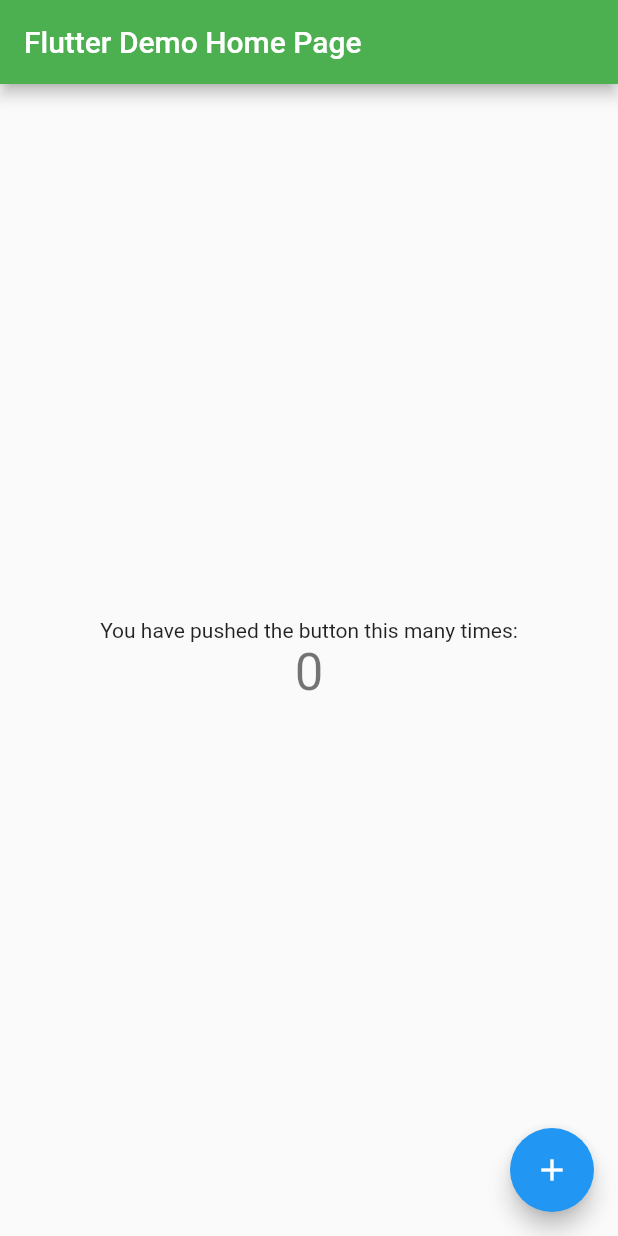
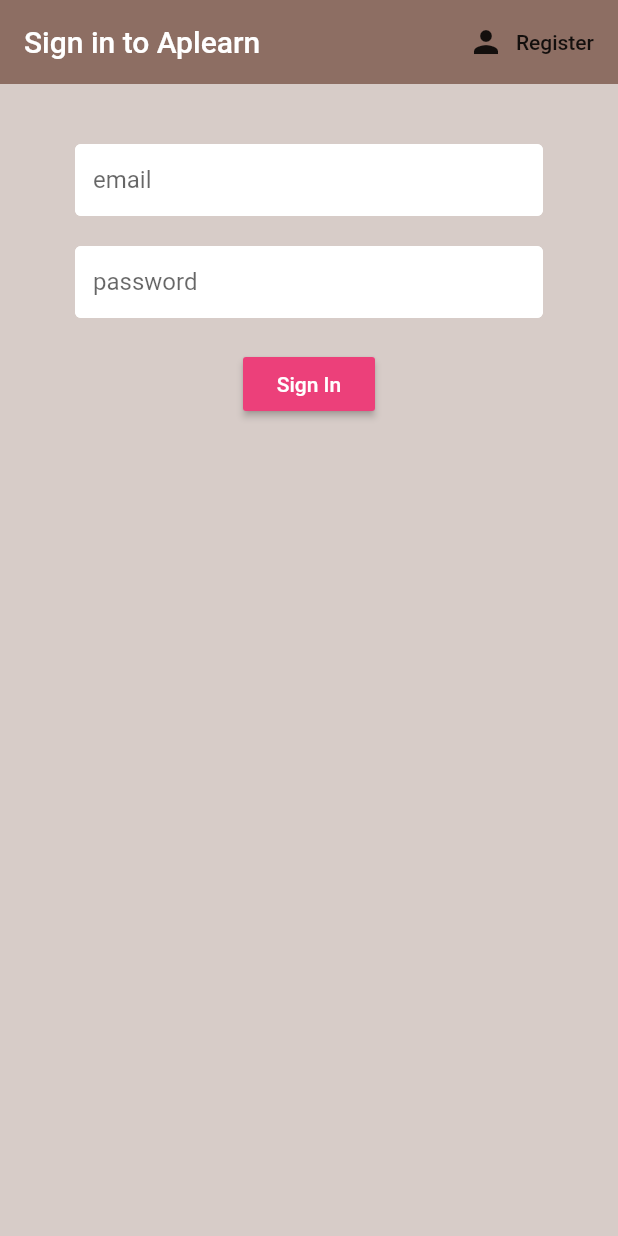
Before and after one commit to tua2542/Aplearn_Group14, a Flutter app: the screen it shows after launch, on a phone screen of 412 x 824 dp. Run offline on Flutter 3.47's test engine with Material 2 defaults, Android fonts, the phone set to English and light mode, and no system bars; our stand-ins replace cloud_firestore, firebase_auth, flutter_spinkit; accounts and stored records are empty.

Commit message:
[EDIT] Make the user authentication

```diff
--- a/lib/main.dart
+++ b/lib/main.dart
@@ -1,119 +1,20 @@
+import 'package:aplearn_group14/src/Models/user.dart';
+import 'package:aplearn_group14/src/Presenters/auth.dart';
+import 'package:aplearn_group14/src/wrapper.dart';
 import 'package:flutter/material.dart';
+import 'package:provider/provider.dart';
 
-void main() {
-  runApp(MyApp());
-}
+void main() => runApp(MyApp());
 
 class MyApp extends StatelessWidget {
   // This widget is the root of your application.
   @override
   Widget build(BuildContext context) {
-    return MaterialApp(
-      title: 'Flutter Demo',
-      theme: ThemeData(
-        // This is the theme of your application.
-        //
-        // Try running your application with "flutter run". You'll see the
-        // application has a blue toolbar. Then, without quitting the app, try
-        // changing the primarySwatch below to Colors.green and then invoke
-        // "hot reload" (press "r" in the console where you ran "flutter run",
-        // or simply save your changes to "hot reload" in a Flutter IDE).
-        // Notice that the counter didn't reset back to zero; the application
-        // is not restarted.
-        primarySwatch: Colors.blue,
-        // This makes the visual density adapt to the platform that you run
-        // the app on. For desktop platforms, the controls will be smaller and
-        // closer together (more dense) than on mobile platforms.
-        visualDensity: VisualDensity.adaptivePlatformDensity,
+    return StreamProvider<User>.value(
+      value: AuthService().user,
+      child: MaterialApp(
+        home: Wrapper(),
       ),
-      home: MyHomePage(title: 'Flutter Demo Home Page'),
     );
   }
 }
-
-class MyHomePage extends StatefulWidget {
-  MyHomePage({Key key, this.title}) : super(key: key);
-
-  // This widget is the home page of your application. It is stateful, meaning
-  // that it has a State object (defined below) that contains fields that affect
-  // how it looks.
-
-  // This class is the configuration for the state. It holds the values (in this
-  // case the title) provided by the parent (in this case the App widget) and
-  // used by the build method of the State. Fields in a Widget subclass are
-  // always marked "final".
-
-  final String title;
-
-  @override
-  _MyHomePageState createState() => _MyHomePageState();
-}
-
-class _MyHomePageState extends State<MyHomePage> {
-  int _counter = 0;
-
-  void _incrementCounter() {
-    setState(() {
-      // This call to setState tells the Flutter framework that something has
-      // changed in this State, which causes it to rerun the build method below
-      // so that the display can reflect the updated values. If we changed
-      // _counter without calling setState(), then the build method would not be
-      // called again, and so nothing would appear to happen.
-      _counter++;
-    });
-  }
-
-  @override
-  Widget build(BuildContext context) {
-    // This method is rerun every time setState is called, for instance as done
-    // by the _incrementCounter method above.
-    //
-    // The Flutter framework has been optimized to make rerunning build methods
-    // fast, so that you can just rebuild anything that needs updating rather
-    // than having to individually change instances of widgets.
-    return Scaffold(
-      appBar: AppBar(
-        // Here we take the value from the MyHomePage object that was created by
-        // the App.build method, and use it to set our appbar title.
-        title: Text(widget.title),
-        backgroundColor: Colors.green,
-      ),
-      body: Center(
-        // Center is a layout widget. It takes a single child and positions it
-        // in the middle of the parent.
-        child: Column(
-          // Column is also a layout widget. It takes a list of children and
-          // arranges them vertically. By default, it sizes itself to fit its
-          // children horizontally, and tries to be as tall as its parent.
-          //
-          // Invoke "debug painting" (press "p" in the console, choose the
-          // "Toggle Debug Paint" action from the Flutter Inspector in Android
-          // Studio, or the "Toggle Debug Paint" command in Visual Studio Code)
-          // to see the wireframe for each widget.
-          //
-          // Column has various properties to control how it sizes itself and
-          // how it positions its children. Here we use mainAxisAlignment to
-          // center the children vertically; the main axis here is the vertical
-          // axis because Columns are vertical (the cross axis would be
-          // horizontal).
-          mainAxisAlignment: MainAxisAlignment.center,
-          children: <Widget>[
-            Text(
-              'You have pushed the button this many times:',
-            ),
-            Text(
-              '$_counter',
-              style: Theme.of(context).textTheme.headline4,
-            ),
-          ],
-        ),
-      ),
-      floatingActionButton: FloatingActionButton(
-        onPressed: _incrementCounter,
-        tooltip: 'Increment',
-        child: Icon(Icons.add),
-
-      ), // This trailing comma makes auto-formatting nicer for build methods.
-    );
-  }
-}
--- /dev/null
+++ b/lib/src/Models/user.dart
@@ -0,0 +1,10 @@
+class User {
+
+  final String uid;
+  final String email;
+  final String firstname;
+  final String lastname;
+  final String occupation;
+
+  User({ this.uid, this.email, this.firstname, this.lastname, this.occupation});
+}
--- /dev/null
+++ b/lib/src/Presenters/database.dart
@@ -0,0 +1,43 @@
+import 'package:cloud_firestore/cloud_firestore.dart';
+// import 'package:lxnavigator/src/models/user.dart';
+
+class DatabaseService{
+
+   final String uid;
+
+
+  DatabaseService({this.uid });
+
+  // collection reference
+  final CollectionReference userCollection = Firestore.instance.collection('users');
+
+  Future updateUserData(String email, String firstname , String lastname , String occupation) async {
+     return await userCollection.document(uid).setData({
+       'uid' : uid,
+       'email': email,
+       'firstname': firstname,
+       'lastname': lastname,
+       'occupation': occupation,
+     });
+   }
+
+//user from snapshot
+// List<User> _userListFromSnapshot(QuerySnapshot snapshot){
+//   return snapshot.documents.map((doc){
+//     return User(
+//       email: doc.data['email'] ?? '',
+//       firstname: doc.data['firstname'] ?? '',
+//       lastname: doc.data['lastname'] ?? '',
+//       occupation: doc.data['occupation'] ?? '',
+
+//     );
+//   }).toList();
+// }
+
+// get user streams
+// Stream<List<User>> get users {
+//   return userCollection.snapshots()
+//   .map(_userListFromSnapshot);
+// }
+
+ }
--- /dev/null
+++ b/lib/src/Views/aunthenicate/aunthenicate.dart
@@ -0,0 +1,24 @@
+import 'package:aplearn_group14/src/Views/aunthenicate/register.dart';
+import 'package:aplearn_group14/src/Views/aunthenicate/sign_in.dart';
+import 'package:flutter/material.dart';
+
+class Authenticate extends StatefulWidget {
+  @override
+  _AuthenticateState createState() => _AuthenticateState();
+}
+
+class _AuthenticateState extends State<Authenticate> {
+  bool showSignIn = true;
+  void toggleView() {
+    setState(() => showSignIn = !showSignIn);
+  }
+
+  @override
+  Widget build(BuildContext context) {
+    if (showSignIn) {
+      return SignIn(toggleView: toggleView);
+    } else {
+      return Register(toggleView: toggleView);
+    }
+  }
+}
--- /dev/null
+++ b/lib/src/Views/aunthenicate/register.dart
@@ -0,0 +1,97 @@
+
+import 'package:aplearn_group14/src/Presenters/auth.dart';
+import 'package:aplearn_group14/src/shared/constants.dart';
+import 'package:aplearn_group14/src/shared/loading.dart';
+import 'package:flutter/material.dart';
+
+class Register extends StatefulWidget {
+
+  final Function toggleView;
+  Register({ this.toggleView });
+
+  @override
+  _RegisterState createState() => _RegisterState();
+}
+
+class _RegisterState extends State<Register> {
+
+  final AuthService _auth = AuthService();
+  final _formKey = GlobalKey<FormState>();
+  String error = '';
+  bool loading = false;
+
+  // text field state
+  String email = '';
+  String password = '';
+
+  @override
+  Widget build(BuildContext context) {
+    return loading ? Loading() : Scaffold(
+      backgroundColor: Colors.brown[100],
+      appBar: AppBar(
+        backgroundColor: Colors.brown[400],
+        elevation: 0.0,
+        title: Text('Sign up to Aplearn'),
+        actions: <Widget>[
+          FlatButton.icon(
+            icon: Icon(Icons.person),
+            label: Text('Sign In'),
+            onPressed: () => widget.toggleView(),
+          ),
+        ],
+      ),
+      body: Container(
+        padding: EdgeInsets.symmetric(vertical: 20.0, horizontal: 50.0),
+        child: Form(
+          key: _formKey,
+          child: Column(
+            children: <Widget>[
+              SizedBox(height: 20.0),
+              TextFormField(
+                decoration: textInputDecoration.copyWith(hintText: 'email'),
+                validator: (val) => val.isEmpty ? 'Enter an email' : null,
+                onChanged: (val) {
+                  setState(() => email = val);
+                },
+              ),
+              SizedBox(height: 20.0),
+              TextFormField(
+                decoration: textInputDecoration.copyWith(hintText: 'password'),
+                obscureText: true,
+                validator: (val) => val.length < 6 ? 'Enter a password 6+ chars long' : null,
+                onChanged: (val) {
+                  setState(() => password = val);
+                },
+              ),
+              SizedBox(height: 20.0),
+              RaisedButton(
+                color: Colors.pink[400],
+                child: Text(
+                  'Register',
+                  style: TextStyle(color: Colors.white),
+                ),
+                onPressed: () async {
+                  if(_formKey.currentState.validate()){
+                    setState(() => loading = true);
+                    dynamic result = await _auth.registerWithEmailAndPassword(email, password);
+                    if(result == null) {
+                      setState(() {
+                        loading = false;
+                        error = 'Please supply a valid email';
+                      });
+                    }
+                  }
+                }
+              ),
+              SizedBox(height: 12.0),
+              Text(
+                error,
+                style: TextStyle(color: Colors.red, fontSize: 14.0),
+              )
+            ],
+          ),
+        ),
+      ),
+    );
+  }
+}
--- /dev/null
+++ b/lib/src/Views/aunthenicate/sign_in.dart
@@ -0,0 +1,97 @@
+
+import 'package:aplearn_group14/src/Presenters/auth.dart';
+import 'package:aplearn_group14/src/shared/constants.dart';
+import 'package:aplearn_group14/src/shared/loading.dart';
+import 'package:flutter/material.dart';
+
+class SignIn extends StatefulWidget {
+
+  final Function toggleView;
+  SignIn({ this.toggleView });
+
+  @override
+  _SignInState createState() => _SignInState();
+}
+
+class _SignInState extends State<SignIn> {
+
+  final AuthService _auth = AuthService();
+  final _formKey = GlobalKey<FormState>();
+  String error = '';
+  bool loading = false;
+
+  // text field state
+  String email = '';
+  String password = '';
+
+  @override
+  Widget build(BuildContext context) {
+    return loading ? Loading() : Scaffold(
+      backgroundColor: Colors.brown[100],
+      appBar: AppBar(
+        backgroundColor: Colors.brown[400],
+        elevation: 0.0,
+        title: Text('Sign in to Aplearn'),
+        actions: <Widget>[
+          FlatButton.icon(
+            icon: Icon(Icons.person),
+            label: Text('Register'),
+            onPressed: () => widget.toggleView(),
+          ),
+        ],
+      ),
+      body: Container(
+        padding: EdgeInsets.symmetric(vertical: 20.0, horizontal: 50.0),
+        child: Form(
+          key: _formKey,
+          child: Column(
+            children: <Widget>[
+              SizedBox(height: 20.0),
+              TextFormField(
+                decoration: textInputDecoration.copyWith(hintText: 'email'),
+                validator: (val) => val.isEmpty ? 'Enter an email' : null,
+                onChanged: (val) {
+                  setState(() => email = val);
+                },
+              ),
+              SizedBox(height: 20.0),
+              TextFormField(
+                obscureText: true,
+                decoration: textInputDecoration.copyWith(hintText: 'password'),
+                validator: (val) => val.length < 6 ? 'Enter a password 6+ chars long' : null,
+                onChanged: (val) {
+                  setState(() => password = val);
+                },
+              ),
+              SizedBox(height: 20.0),
+              RaisedButton(
+                color: Colors.pink[400],
+                child: Text(
+                  'Sign In',
+                  style: TextStyle(color: Colors.white),
+                ),
+                onPressed: () async {
+                  if(_formKey.currentState.validate()){
+                    setState(() => loading = true);
+                    dynamic result = await _auth.signInWithEmailAndPassword(email, password);
+                    if(result == null) {
+                      setState(() {
+                        loading = false;
+                        error = 'Could not sign in with those credentials';
+                      });
+                    }
+                  }
+                }
+              ),
+              SizedBox(height: 12.0),
+              Text(
+                error,
+                style: TextStyle(color: Colors.red, fontSize: 14.0),
+              ),
+            ],
+          ),
+        ),
+      ),
+    );
+  }
+}
--- /dev/null
+++ b/lib/src/shared/constants.dart
@@ -0,0 +1,13 @@
+import 'package:flutter/material.dart';
+
+const textInputDecoration = InputDecoration(
+  fillColor: Colors.white,
+  filled: true,
+  contentPadding: EdgeInsets.all(12.0),
+  enabledBorder: OutlineInputBorder(
+    borderSide: BorderSide(color: Colors.white, width: 2.0),
+  ),
+  focusedBorder: OutlineInputBorder(
+    borderSide: BorderSide(color: Colors.pink, width: 2.0),
+  ),
+);
--- /dev/null
+++ b/lib/src/wrapper.dart
@@ -0,0 +1,20 @@
+import 'package:aplearn_group14/src/Models/user.dart';
+import 'package:aplearn_group14/src/Views/aunthenicate/aunthenicate.dart';
+import 'package:aplearn_group14/src/Views/home/home.dart';
+import 'package:flutter/material.dart';
+import 'package:provider/provider.dart';
+
+class Wrapper extends StatelessWidget {
+  @override
+  Widget build(BuildContext context) {
+
+    final user = Provider.of<User>(context);
+
+    // return either the Home or Authenticate widget
+    if (user == null){
+      return Authenticate();
+    } else {
+      return Home();
+    }
+  }
+}
--- a/pubspec.yaml
+++ b/pubspec.yaml
@@ -32,6 +32,9 @@
   cloud_firestore: ^0.13.7
   firebase_core: ^0.4.5
   firebase_analytics: ^5.0.15
+  provider: ^4.0.5
+  flutter_spinkit: "^4.1.2"
+
 
 dev_dependencies:
   flutter_test:
```
Also changed, not shown: lib/src/Presenters/auth.dart (added, +83 -0 lines), lib/src/Views/home/home.dart (added, +30 -0 lines), lib/src/shared/loading.dart (added, +17 -0 lines), pubspec.lock.
